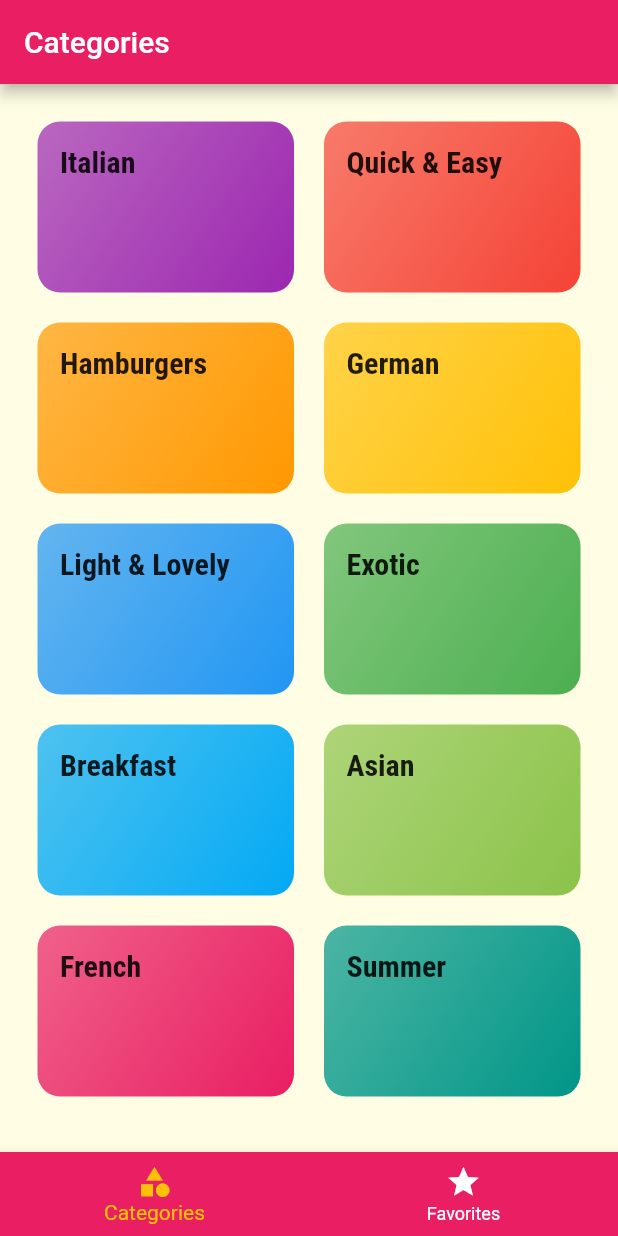
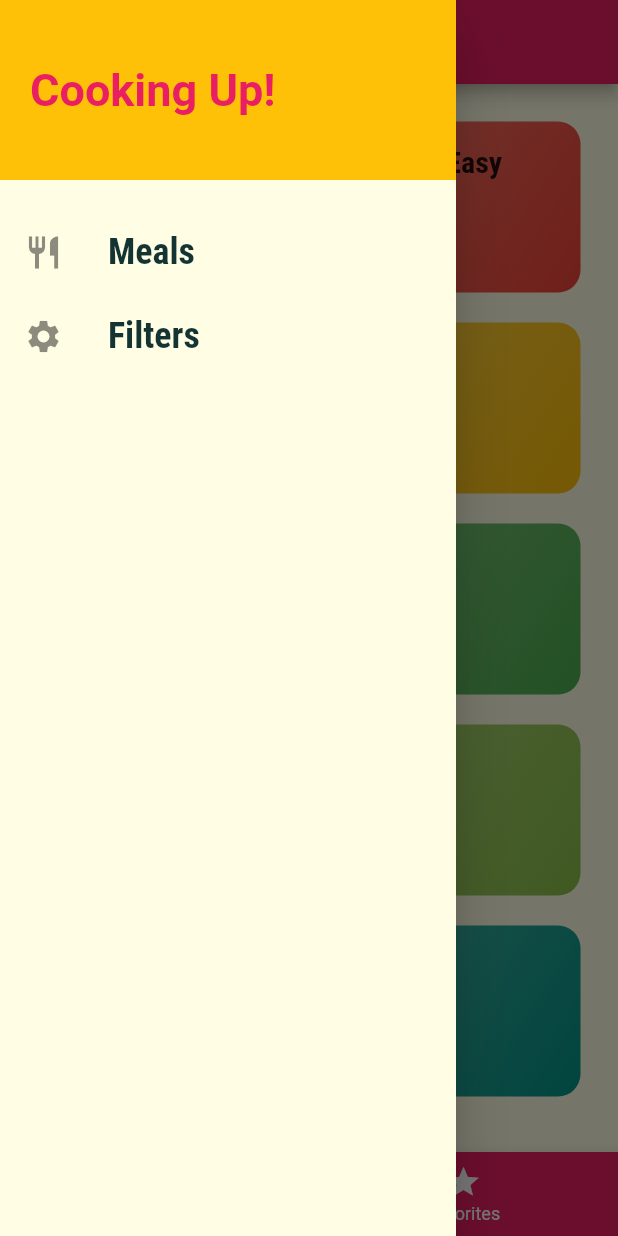
Before and after one commit to anilaydinn/meals-app, a Flutter app: the screen it shows after launch, with the side drawer open (before the commit the screen has no drawer), on a phone screen of 412 x 824 dp. Run offline on Flutter 3.47's test engine with Material 2 defaults, Android fonts, the phone set to English and light mode, and no system bars.

Commit message:
[Anil] Add main drawer

```diff
--- a/lib/screens/tabs_screen.dart
+++ b/lib/screens/tabs_screen.dart
@@ -1,6 +1,7 @@
 import 'package:flutter/material.dart';
 import 'package:meals_app/screens/categories_screen.dart';
 import 'package:meals_app/screens/favorites_screen.dart';
+import 'package:meals_app/widgets/main_drawer.dart';
 
 class TabsScreen extends StatefulWidget {
   const TabsScreen({super.key});
@@ -35,6 +36,7 @@ class _TabsScreenState extends State<TabsScreen> {
       appBar: AppBar(
         title: Text(_pages[_selectedPageIndex]['title'] as String),
       ),
+      drawer: const MainDrawer(),
       body: _pages[_selectedPageIndex]['page'] as Widget,
       bottomNavigationBar: BottomNavigationBar(
         onTap: _selectPage,
--- /dev/null
+++ b/lib/widgets/main_drawer.dart
@@ -0,0 +1,51 @@
+import 'package:flutter/material.dart';
+import 'package:flutter/src/widgets/container.dart';
+import 'package:flutter/src/widgets/framework.dart';
+
+class MainDrawer extends StatelessWidget {
+  const MainDrawer({super.key});
+
+  Widget buildListTile(String title, IconData icon) {
+    return ListTile(
+      leading: Icon(
+        icon,
+        size: 26,
+      ),
+      title: Text(
+        title,
+        style: const TextStyle(
+          fontFamily: "RobotoCondensed",
+          fontSize: 24,
+          fontWeight: FontWeight.bold,
+        ),
+      ),
+      onTap: () {},
+    );
+  }
+
+  @override
+  Widget build(BuildContext context) {
+    return Drawer(
+      child: Column(children: [
+        Container(
+          height: 120,
+          width: double.infinity,
+          padding: const EdgeInsets.all(20),
+          alignment: Alignment.centerLeft,
+          color: Theme.of(context).colorScheme.secondary,
+          child: Text(
+            "Cooking Up!",
+            style: TextStyle(
+              fontWeight: FontWeight.bold,
+              fontSize: 30,
+              color: Theme.of(context).colorScheme.primary,
+            ),
+          ),
+        ),
+        const SizedBox(height: 20),
+        buildListTile("Meals", Icons.restaurant),
+        buildListTile("Filters", Icons.settings),
+      ]),
+    );
+  }
+}
```
